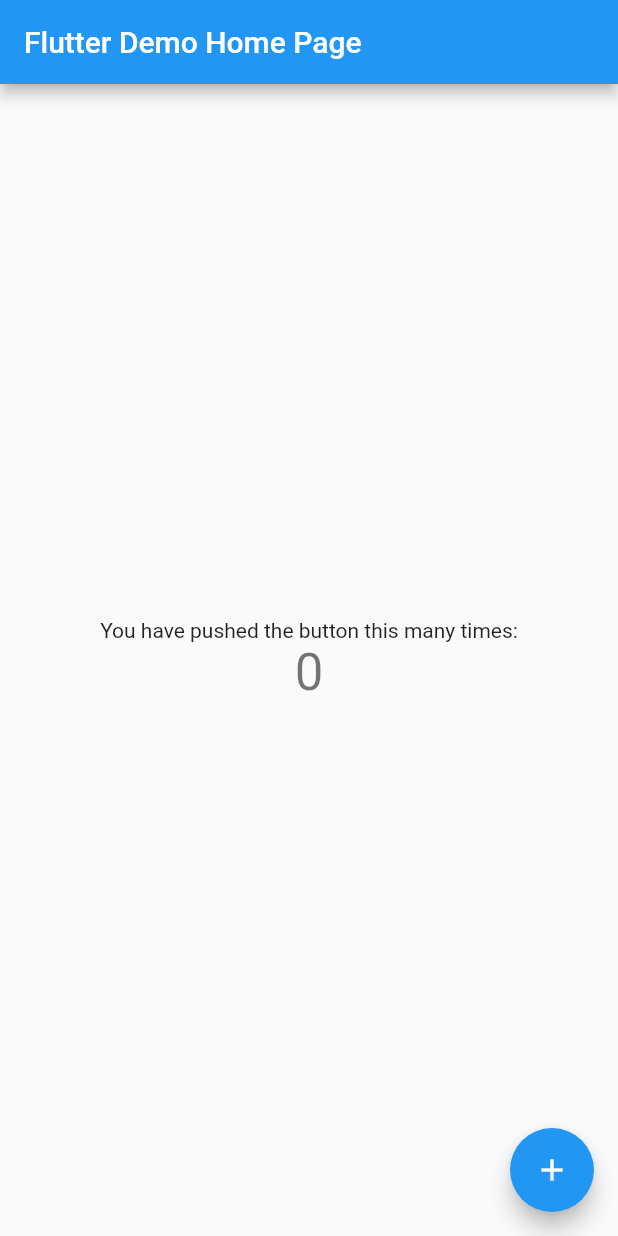
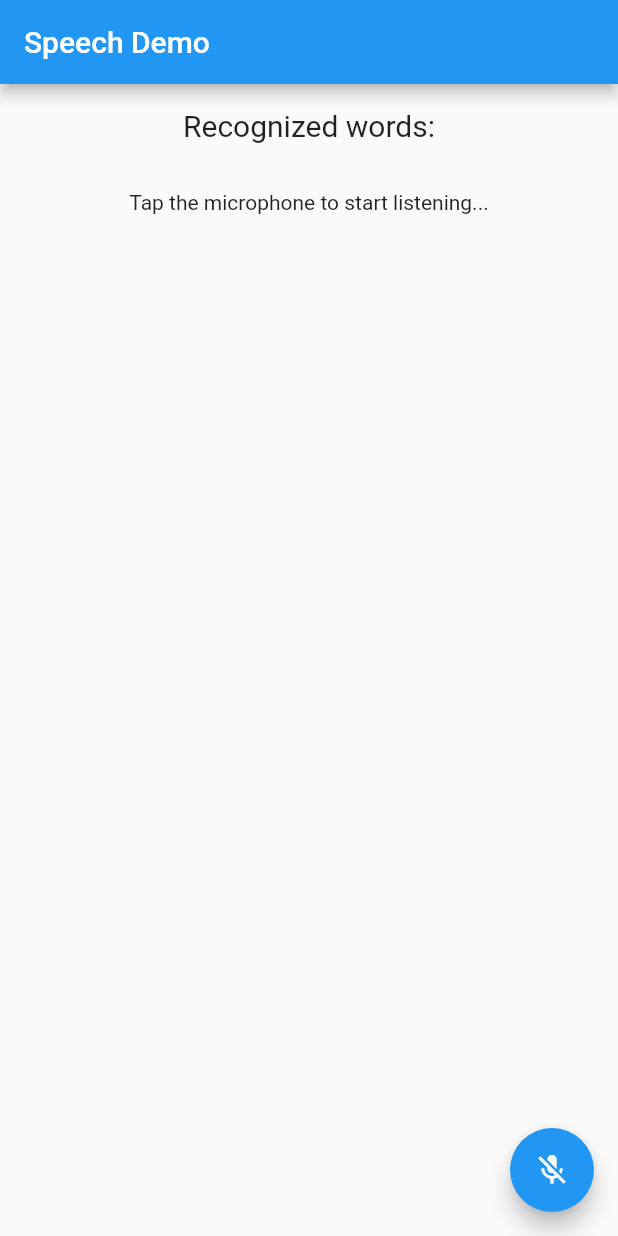
Before and after one commit to ali-tafakkori/speech_to_text_tutorial, a Flutter app: the screen it shows after launch, on a phone screen of 412 x 824 dp. Run offline on Flutter 3.47's test engine with Material 2 defaults, Android fonts, the light colour scheme and no system bars; our stand-ins replace speech_to_text.

Commit message:
Update main.dart

```diff
--- a/lib/main.dart
+++ b/lib/main.dart
@@ -1,115 +1,112 @@
 import 'package:flutter/material.dart';
+import 'package:speech_to_text/speech_recognition_result.dart';
+import 'package:speech_to_text/speech_to_text.dart';
 
 void main() {
-  runApp(const MyApp());
+  runApp(MyApp());
 }
 
 class MyApp extends StatelessWidget {
-  const MyApp({super.key});
-
-  // This widget is the root of your application.
   @override
   Widget build(BuildContext context) {
     return MaterialApp(
       title: 'Flutter Demo',
-      theme: ThemeData(
-        // This is the theme of your application.
-        //
-        // Try running your application with "flutter run". You'll see the
-        // application has a blue toolbar. Then, without quitting the app, try
-        // changing the primarySwatch below to Colors.green and then invoke
-        // "hot reload" (press "r" in the console where you ran "flutter run",
-        // or simply save your changes to "hot reload" in a Flutter IDE).
-        // Notice that the counter didn't reset back to zero; the application
-        // is not restarted.
-        primarySwatch: Colors.blue,
-      ),
-      home: const MyHomePage(title: 'Flutter Demo Home Page'),
+      home: MyHomePage(),
     );
   }
 }
 
 class MyHomePage extends StatefulWidget {
-  const MyHomePage({super.key, required this.title});
-
-  // This widget is the home page of your application. It is stateful, meaning
-  // that it has a State object (defined below) that contains fields that affect
-  // how it looks.
-
-  // This class is the configuration for the state. It holds the values (in this
-  // case the title) provided by the parent (in this case the App widget) and
-  // used by the build method of the State. Fields in a Widget subclass are
-  // always marked "final".
-
-  final String title;
+  MyHomePage({Key? key}) : super(key: key);
 
   @override
-  State<MyHomePage> createState() => _MyHomePageState();
+  _MyHomePageState createState() => _MyHomePageState();
 }
 
 class _MyHomePageState extends State<MyHomePage> {
-  int _counter = 0;
+  SpeechToText _speechToText = SpeechToText();
+  bool _speechEnabled = false;
+  String _lastWords = '';
 
-  void _incrementCounter() {
+  @override
+  void initState() {
+    super.initState();
+    _initSpeech();
+  }
+
+  /// This has to happen only once per app
+  void _initSpeech() async {
+    _speechEnabled = await _speechToText.initialize();
+    setState(() {});
+  }
+
+  /// Each time to start a speech recognition session
+  void _startListening() async {
+    await _speechToText.listen(onResult: _onSpeechResult);
+    setState(() {});
+  }
+
+  /// Manually stop the active speech recognition session
+  /// Note that there are also timeouts that each platform enforces
+  /// and the SpeechToText plugin supports setting timeouts on the
+  /// listen method.
+  void _stopListening() async {
+    await _speechToText.stop();
+    setState(() {});
+  }
+
+  /// This is the callback that the SpeechToText plugin calls when
+  /// the platform returns recognized words.
+  void _onSpeechResult(SpeechRecognitionResult result) {
     setState(() {
-      // This call to setState tells the Flutter framework that something has
-      // changed in this State, which causes it to rerun the build method below
-      // so that the display can reflect the updated values. If we changed
-      // _counter without calling setState(), then the build method would not be
-      // called again, and so nothing would appear to happen.
-      _counter++;
+      _lastWords = result.recognizedWords;
     });
   }
 
   @override
   Widget build(BuildContext context) {
-    // This method is rerun every time setState is called, for instance as done
-    // by the _incrementCounter method above.
-    //
-    // The Flutter framework has been optimized to make rerunning build methods
-    // fast, so that you can just rebuild anything that needs updating rather
-    // than having to individually change instances of widgets.
     return Scaffold(
       appBar: AppBar(
-        // Here we take the value from the MyHomePage object that was created by
-        // the App.build method, and use it to set our appbar title.
-        title: Text(widget.title),
+        title: Text('Speech Demo'),
       ),
       body: Center(
-        // Center is a layout widget. It takes a single child and positions it
-        // in the middle of the parent.
         child: Column(
-          // Column is also a layout widget. It takes a list of children and
-          // arranges them vertically. By default, it sizes itself to fit its
-          // children horizontally, and tries to be as tall as its parent.
-          //
-          // Invoke "debug painting" (press "p" in the console, choose the
-          // "Toggle Debug Paint" action from the Flutter Inspector in Android
-          // Studio, or the "Toggle Debug Paint" command in Visual Studio Code)
-          // to see the wireframe for each widget.
-          //
-          // Column has various properties to control how it sizes itself and
-          // how it positions its children. Here we use mainAxisAlignment to
-          // center the children vertically; the main axis here is the vertical
-          // axis because Columns are vertical (the cross axis would be
-          // horizontal).
           mainAxisAlignment: MainAxisAlignment.center,
           children: <Widget>[
-            const Text(
-              'You have pushed the button this many times:',
+            Container(
+              padding: EdgeInsets.all(16),
+              child: Text(
+                'Recognized words:',
+                style: TextStyle(fontSize: 20.0),
+              ),
             ),
-            Text(
-              '$_counter',
-              style: Theme.of(context).textTheme.headlineMedium,
+            Expanded(
+              child: Container(
+                padding: EdgeInsets.all(16),
+                child: Text(
+                  // If listening is active show the recognized words
+                  _speechToText.isListening
+                      ? '$_lastWords'
+                  // If listening isn't active but could be tell the user
+                  // how to start it, otherwise indicate that speech
+                  // recognition is not yet ready or not supported on
+                  // the target device
+                      : _speechEnabled
+                      ? 'Tap the microphone to start listening...'
+                      : 'Speech not available',
+                ),
+              ),
             ),
           ],
         ),
       ),
       floatingActionButton: FloatingActionButton(
-        onPressed: _incrementCounter,
-        tooltip: 'Increment',
-        child: const Icon(Icons.add),
-      ), // This trailing comma makes auto-formatting nicer for build methods.
+        onPressed:
+        // If not yet listening for speech start, otherwise stop
+        _speechToText.isNotListening ? _startListening : _stopListening,
+        tooltip: 'Listen',
+        child: Icon(_speechToText.isNotListening ? Icons.mic_off : Icons.mic),
+      ),
     );
   }
 }
```
